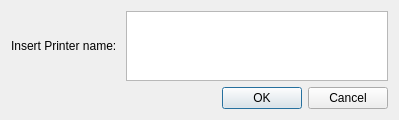
Before: the Qt Designer form views/insert_printer_dialog.ui in mateustoin/3Dlytic, drawn with Qt 5.
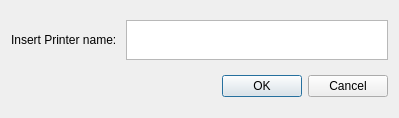
After: the same form once the commit is applied.

Commit message: Adding more impl to save printer profile

The edit to the form file:
```diff
--- a/views/insert_printer_dialog.ui
+++ b/views/insert_printer_dialog.ui
@@ -22,7 +22,14 @@
     </widget>
    </item>
    <item row="0" column="1">
-    <widget class="QPlainTextEdit" name="p_printer_dialog_input_plainTextEdit"/>
+    <widget class="QPlainTextEdit" name="p_printer_dialog_input_plainTextEdit">
+     <property name="maximumSize">
+      <size>
+       <width>16777215</width>
+       <height>40</height>
+      </size>
+     </property>
+    </widget>
    </item>
    <item row="1" column="0" colspan="2">
     <widget class="QDialogButtonBox" name="p_printer_dialog_buttonBox">
```
The commit also changes 8 other files.
